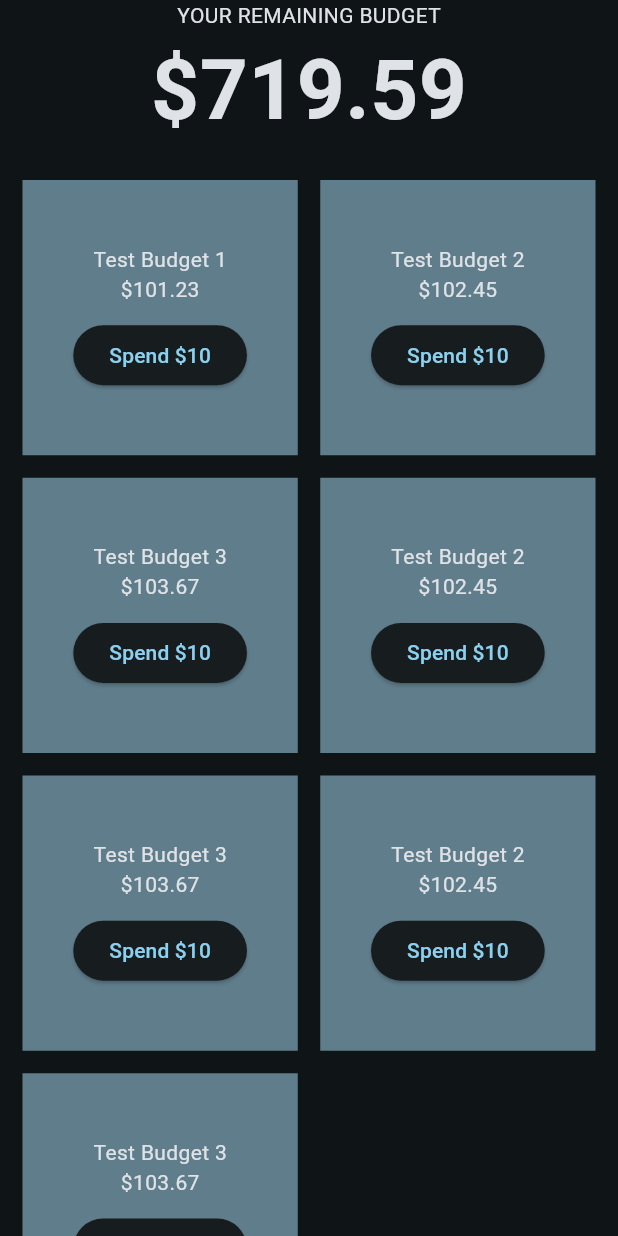
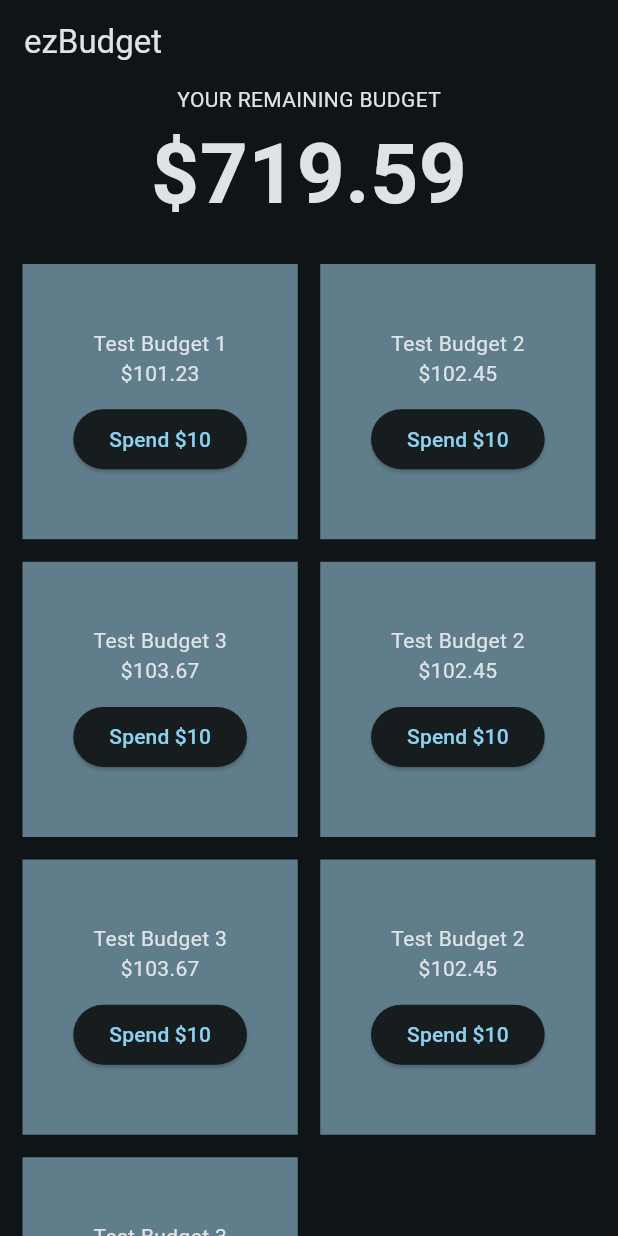
Before and after one commit to leejonathandev/ezbudget, a Flutter app: the MainView screen opened directly, on a phone screen of 412 x 824 dp. Run offline on Flutter 3.47's test engine with Material 3 defaults, Android fonts, the light colour scheme and no system bars; our stand-ins replace google_fonts; Roboto replaces fonts that are missing (Ubuntu).

Commit message:
formatting and renaming

```diff
--- a/lib/budget_tile.dart
+++ b/lib/budget_tile.dart
@@ -6,9 +6,10 @@ final currencyFormatter = NumberFormat.simpleCurrency();
 
 class BudgetTile extends StatefulWidget {
   final Budget budget;
-  final Function() callback;
+  final Function() updateTotalCallback;
 
-  const BudgetTile({super.key, required this.budget, required this.callback});
+  const BudgetTile(
+      {super.key, required this.budget, required this.updateTotalCallback});
 
   @override
   State<StatefulWidget> createState() => _BudgetTile();
@@ -21,23 +22,20 @@ class _BudgetTile extends State<BudgetTile> {
       width: 200,
       height: 200,
       color: Colors.blueGrey,
-        child: Column(
-          mainAxisAlignment: MainAxisAlignment.center,
-          children: [
+      child: Column(mainAxisAlignment: MainAxisAlignment.center, children: [
         Text(widget.budget.label),
         Text(currencyFormatter.format(widget.budget.remaining)),
         const SizedBox(height: 10),
         ElevatedButton(
-                onPressed: () => spendMoney(10),
-                child: const Text("Spend \$10"))
-          ],
-        ));
+            onPressed: () => spendMoney(10), child: const Text("Spend \$10"))
+      ]),
+    );
   }
 
   spendMoney(double cost) {
     setState(() {
       widget.budget.remaining -= cost;
     });
-    widget.callback();
+    widget.updateTotalCallback();
   }
 }
--- a/lib/main_view.dart
+++ b/lib/main_view.dart
@@ -20,9 +20,9 @@ class _MainViewState extends State<MainView> {
 
   @override
   Widget build(BuildContext context) {
-    return ListView(
-      children: [
-        Center(
+    return Scaffold(
+      appBar: AppBar(title: const Text("ezBudget")),
+      body: Center(
         child: Column(children: [
           const Text("YOUR REMAINING BUDGET"),
           Text(
@@ -31,8 +31,12 @@ class _MainViewState extends State<MainView> {
             style: const TextStyle(fontWeight: FontWeight.bold),
           ),
           const SizedBox(height: 20),
-          GridView.extent(
-            padding: const EdgeInsets.symmetric(vertical: 0, horizontal: 15),
+          Expanded(
+            child: SingleChildScrollView(
+              child: GridView.extent(
+                physics: const ScrollPhysics(),
+                padding:
+                    const EdgeInsets.symmetric(vertical: 0, horizontal: 15),
                 shrinkWrap: true,
                 maxCrossAxisExtent: 200,
                 mainAxisSpacing: 15,
@@ -40,12 +44,15 @@ class _MainViewState extends State<MainView> {
                 children: widget.budgets
                     .map((e) => BudgetTile(
                           budget: e,
-                      callback: updateRemainingBudget,
+                          updateTotalCallback: updateRemainingBudget,
                         ))
                     .toList(),
               ),
-        ]))
-      ],
+            ),
+          ),
+        ]),
+      ),
+
     );
   }
 
```
Also changed, not shown: lib/main.dart (+8 -77 lines). Lines whose indentation alone changed are shown as unchanged.
